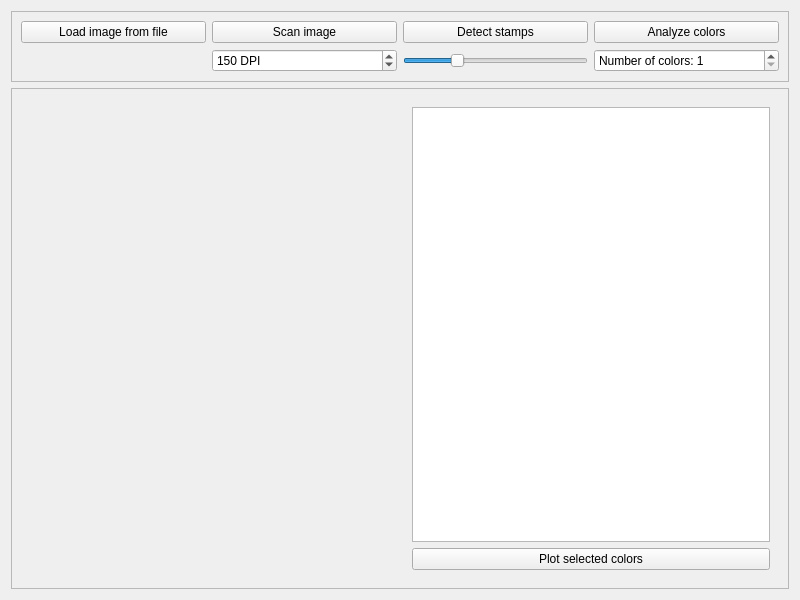
Before: the Qt Designer form color_detect_gui/form.ui in Limhes/ColorIdentification, drawn with Qt 5.
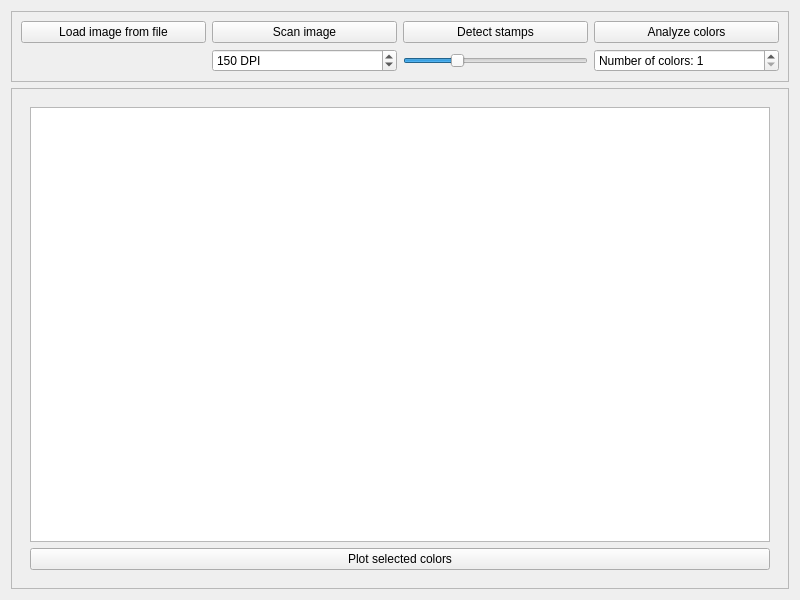
After: the same form once the commit is applied.

Diff of the .ui file:
```diff
--- a/color_detect_gui/form.ui
+++ b/color_detect_gui/form.ui
@@ -119,23 +119,10 @@
      <property name="frameShadow">
       <enum>QFrame::Shadow::Raised</enum>
      </property>
-     <layout class="QHBoxLayout" name="horizontalLayout" stretch="0,0">
+     <layout class="QHBoxLayout" name="horizontalLayout" stretch="0">
       <property name="sizeConstraint">
        <enum>QLayout::SizeConstraint::SetDefaultConstraint</enum>
       </property>
-      <item>
-       <widget class="QLabel" name="lblImageDisplay">
-        <property name="sizePolicy">
-         <sizepolicy hsizetype="Preferred" vsizetype="Preferred">
-          <horstretch>1</horstretch>
-          <verstretch>0</verstretch>
-         </sizepolicy>
-        </property>
-        <property name="text">
-         <string/>
-        </property>
-       </widget>
-      </item>
       <item>
        <widget class="QWidget" name="wdgRight" native="true">
         <property name="sizePolicy">
```
Left out of the diff: 4 changed lines with no effect on the pictures.
